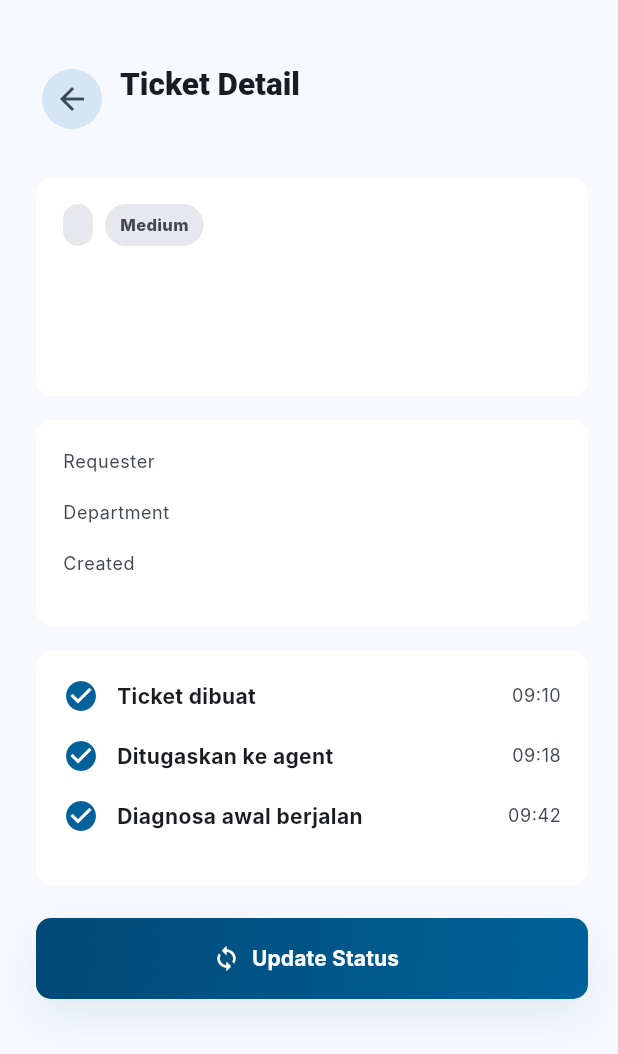
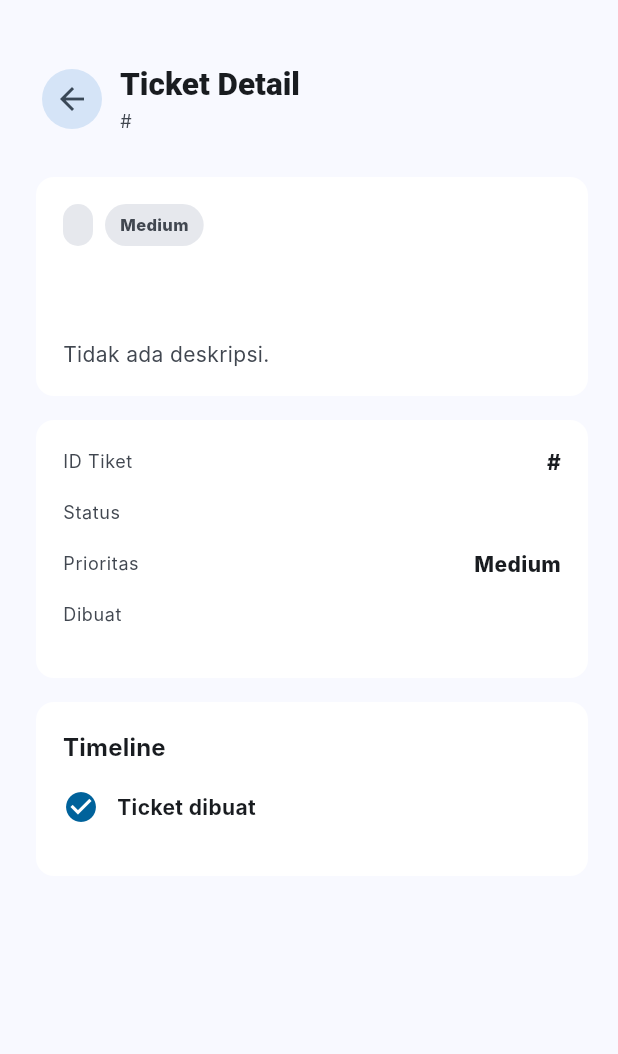
Before and after one commit to joythejaks/helpdesk-microservices, a Flutter app: the TicketDetailScreen screen opened directly with empty values, on a phone screen of 412 x 824 dp. Shown: the top 1054 px of the screen. Run offline on Flutter 3.47's test engine with Material 3 defaults, Android fonts, the phone set to English and light mode, and no system bars; our stand-ins replace flutter_bloc, shared_preferences; accounts and stored records are empty; Roboto replaces fonts that are missing (Inter, Manrope).

Commit message:
fix: flutter UI polish - functional search/filter, real timeline, cleanup dummy fields

```diff
--- a/flutter_app/helpdesk_app/analysis_options.yaml
+++ b/flutter_app/helpdesk_app/analysis_options.yaml
@@ -23,6 +23,8 @@ linter:
   rules:
     # avoid_print: false  # Uncomment to disable the `avoid_print` rule
     # prefer_single_quotes: true  # Uncomment to enable the `prefer_single_quotes` rule
+    prefer_single_quotes: true
+    avoid_print: true
 
 # Additional information about this file can be found at
 # https://dart.dev/guides/language/analysis-options
--- a/flutter_app/helpdesk_app/lib/presentation/screens/agent/agent_dashboard_screen.dart
+++ b/flutter_app/helpdesk_app/lib/presentation/screens/agent/agent_dashboard_screen.dart
@@ -40,6 +40,7 @@ class AgentDashboardScreen extends StatelessWidget {
                     style: Theme.of(context).textTheme.titleMedium,
                   ),
                   const SizedBox(height: 18),
+                  // TODO: fetch SLA data from analytics endpoint
                   const ProgressLine(label: 'Network', value: .86),
                   const ProgressLine(label: 'Account', value: .72),
                   const ProgressLine(label: 'Hardware', value: .54),
--- a/flutter_app/helpdesk_app/lib/presentation/screens/agent/ticket_detail_screen.dart
+++ b/flutter_app/helpdesk_app/lib/presentation/screens/agent/ticket_detail_screen.dart
@@ -4,7 +4,6 @@ import 'package:helpdesk_app/core/theme/helpdesk_theme.dart';
 import 'package:helpdesk_app/models/ticket.dart';
 import 'package:helpdesk_app/presentation/widgets/app_frame.dart';
 import 'package:helpdesk_app/presentation/widgets/detail_row.dart';
-import 'package:helpdesk_app/presentation/widgets/gradient_button.dart';
 import 'package:helpdesk_app/presentation/widgets/header_bar.dart';
 import 'package:helpdesk_app/presentation/widgets/status_chip.dart';
 import 'package:helpdesk_app/presentation/widgets/surface_card.dart';
@@ -25,7 +24,7 @@ class TicketDetailScreen extends StatelessWidget {
           children: [
             HeaderBar(
               title: 'Ticket Detail',
-              subtitle: ticket.id,
+              subtitle: '#${ticket.id}',
               leading: Icons.arrow_back,
               onLeadingTap: () => Navigator.of(context).pop(),
             ),
@@ -48,7 +47,9 @@ class TicketDetailScreen extends StatelessWidget {
                   ),
                   const SizedBox(height: 12),
                   Text(
-                    ticket.description,
+                    ticket.description.isNotEmpty
+                        ? ticket.description
+                        : 'Tidak ada deskripsi.',
                     style: const TextStyle(
                       color: HelpdeskTheme.onVariant,
                       height: 1.5,
@@ -62,28 +63,37 @@ class TicketDetailScreen extends StatelessWidget {
               child: Column(
                 crossAxisAlignment: CrossAxisAlignment.start,
                 children: [
-                  DetailRow(label: 'Requester', value: ticket.requester),
-                  DetailRow(label: 'Department', value: ticket.department),
-                  DetailRow(label: 'Created', value: ticket.time),
+                  DetailRow(label: 'ID Tiket', value: '#${ticket.id}'),
+                  DetailRow(label: 'Status', value: ticket.status),
+                  DetailRow(label: 'Prioritas', value: ticket.priority),
+                  DetailRow(label: 'Dibuat', value: ticket.time),
                 ],
               ),
             ),
             const SizedBox(height: 16),
-            const SurfaceCard(
+            SurfaceCard(
               child: Column(
                 crossAxisAlignment: CrossAxisAlignment.start,
                 children: [
-                  TimelineItem(title: 'Ticket dibuat', time: '09:10'),
-                  TimelineItem(title: 'Ditugaskan ke agent', time: '09:18'),
-                  TimelineItem(title: 'Diagnosa awal berjalan', time: '09:42'),
+                  Text(
+                    'Timeline',
+                    style: Theme.of(context).textTheme.titleMedium,
+                  ),
+                  const SizedBox(height: 16),
+                  TimelineItem(title: 'Ticket dibuat', time: ticket.time),
+                  if (ticket.status == 'In Progress' ||
+                      ticket.status == 'Resolved')
+                    const TimelineItem(
+                      title: 'Ditugaskan ke agent',
+                      time: 'Dalam proses',
+                    ),
+                  if (ticket.status == 'Resolved')
+                    const TimelineItem(
+                      title: 'Ticket diselesaikan',
+                      time: 'Selesai',
+                    ),
                 ],
               ),
-            ),
-            const SizedBox(height: 22),
-            GradientButton(
-              label: 'Update Status',
-              icon: Icons.sync,
-              onPressed: () {},
             ),
           ],
         ),
--- a/flutter_app/helpdesk_app/lib/presentation/screens/auth/splash_screen.dart
+++ b/flutter_app/helpdesk_app/lib/presentation/screens/auth/splash_screen.dart
@@ -17,7 +17,7 @@ class _SplashScreenState extends State<SplashScreen> {
   }
 
   void _navigateToLogin() {
-    Future.delayed(const Duration(seconds: 3), () {
+    Future.delayed(const Duration(milliseconds: 1500), () {
       if (mounted) {
         Navigator.of(context).pushReplacementNamed('/login');
       }
--- a/flutter_app/helpdesk_app/lib/presentation/widgets/header_bar.dart
+++ b/flutter_app/helpdesk_app/lib/presentation/widgets/header_bar.dart
@@ -8,6 +8,7 @@ class HeaderBar extends StatelessWidget {
     this.leading,
     this.trailing,
     this.onLeadingTap,
+    this.onTrailingTap,
   });
 
   final String title;
@@ -15,6 +16,7 @@ class HeaderBar extends StatelessWidget {
   final IconData? leading;
   final IconData? trailing;
   final VoidCallback? onLeadingTap;
+  final VoidCallback? onTrailingTap;
 
   @override
   Widget build(BuildContext context) {
@@ -34,7 +36,10 @@ class HeaderBar extends StatelessWidget {
           ),
         ),
         if (trailing != null)
-          IconButton.filledTonal(onPressed: () {}, icon: Icon(trailing)),
+          IconButton.filledTonal(
+            onPressed: onTrailingTap,
+            icon: Icon(trailing),
+          ),
       ],
     );
   }
```
Also changed, not shown: flutter_app/helpdesk_app/lib/presentation/screens/agent/ticket_list_screen.dart (+54 -9 lines), flutter_app/helpdesk_app/lib/presentation/screens/auth/register_screen.dart (+4 -26 lines), flutter_app/helpdesk_app/lib/presentation/screens/user/home_screen.dart (+6 -2 lines), flutter_app/helpdesk_app/lib/presentation/widgets/status_filter.dart (+35 -8 lines), flutter_app/helpdesk_app/lib/presentation/widgets/ticket_card.dart (+17 -5 lines), 1 other file.
